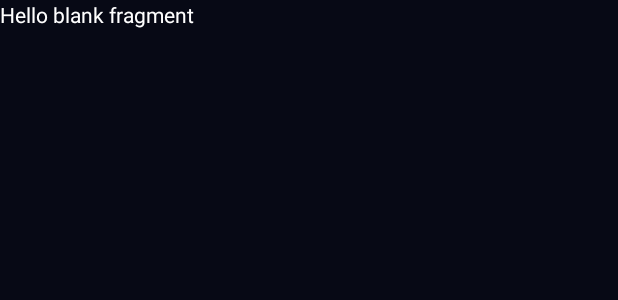
After one commit to SteveRogersBD/Atomica, an Android app: the layout fragment_web.xml on its own in the app's theme, with its tools: preview values and no code run, on a phone screen of 412 x 824 dp. The commit adds this screen. Shown: the top 300 px of the screen. Run offline under Robolectric (Android 15) with nearby library versions, the phone set to English and light mode, and no system bars.

Commit message:
Added fragments

```diff
--- a/app/build.gradle.kts
+++ b/app/build.gradle.kts
@@ -39,6 +39,8 @@ dependencies {
     implementation("androidx.appcompat:appcompat:1.7.0")
     implementation("com.google.android.material:material:1.12.0")
     implementation("androidx.constraintlayout:constraintlayout:2.2.0")
+    implementation("com.squareup.retrofit2:retrofit:2.11.0")
+    implementation("com.squareup.retrofit2:converter-gson:2.11.0")
     testImplementation("junit:junit:4.13.2")
     androidTestImplementation("androidx.test.ext:junit:1.2.1")
     androidTestImplementation("androidx.test.espresso:espresso-core:3.6.1")
--- /dev/null
+++ b/app/src/main/res/drawable/home_icon.xml
@@ -0,0 +1,5 @@
+<vector android:height="30dp" android:tint="#030303"
+    android:viewportHeight="24" android:viewportWidth="24"
+    android:width="30dp" xmlns:android="http://schemas.android.com/apk/res/android">
+    <path android:fillColor="@android:color/white" android:pathData="M10,20v-6h4v6h5v-8h3L12,3 2,12h3v8z"/>
+</vector>
--- /dev/null
+++ b/app/src/main/res/layout/fragment_web.xml
@@ -0,0 +1,14 @@
+<?xml version="1.0" encoding="utf-8"?>
+<FrameLayout xmlns:android="http://schemas.android.com/apk/res/android"
+    xmlns:tools="http://schemas.android.com/tools"
+    android:layout_width="match_parent"
+    android:layout_height="match_parent"
+    tools:context=".fragments.WebFragment">
+
+    <!-- TODO: Update blank fragment layout -->
+    <TextView
+        android:layout_width="match_parent"
+        android:layout_height="match_parent"
+        android:text="@string/hello_blank_fragment" />
+
+</FrameLayout>
--- a/app/src/main/res/values/colors.xml
+++ b/app/src/main/res/values/colors.xml
@@ -8,7 +8,7 @@
     <color name="colorPrimaryVariant">#FF9800</color> <!-- Darker teal -->
     <color name="colorSecondary">#FF4081</color> <!-- Bright pink accent for highlights -->
     <color name="colorSecondaryVariant">#F50057</color> <!-- Slightly darker pink -->
-    <color name="colorBackground">#101530</color> <!-- Clean white background -->
+    <color name="colorBackground">#070915</color> <!-- Clean white background -->
     <color name="colorSurface">#F5F5F5</color> <!-- Light gray for surfaces -->
     <color name="colorText">#212121</color> <!-- Dark gray for text -->
 
--- a/app/src/main/res/values/strings.xml
+++ b/app/src/main/res/values/strings.xml
@@ -1,3 +1,5 @@
 <resources>
     <string name="app_name">Atomica</string>
+    <!-- TODO: Remove or change this placeholder text -->
+    <string name="hello_blank_fragment">Hello blank fragment</string>
 </resources>
```
Also changed, not shown: app/src/main/java/com/example/atomica/MainActivity.java (+31 -28 lines), app/src/main/java/com/example/atomica/activities/AnalyzeActivity.java (deleted, +0 -16 lines), app/src/main/java/com/example/atomica/activities/ChatBotActivity.java (deleted, +0 -16 lines), app/src/main/java/com/example/atomica/activities/MediaAcitivity.java (deleted, +0 -16 lines), app/src/main/java/com/example/atomica/activities/SearchActivity.java (deleted, +0 -16 lines), app/src/main/java/com/example/atomica/fragments/AnalyzeFragment.java (added, +26 -0 lines), app/src/main/java/com/example/atomica/fragments/BotFragment.java (added, +26 -0 lines), app/src/main/java/com/example/atomica/fragments/HomeFragment.java (added, +26 -0 lines), app/src/main/java/com/example/atomica/fragments/SearchFragment.java (added, +26 -0 lines), app/src/main/java/com/example/atomica/fragments/WebFragment.java (added, +27 -0 lines), app/src/main/res/layout/activity_main.xml (+9 -1 lines), app/src/main/res/menu/bottom_menu.xml (+9 -8 lines).
